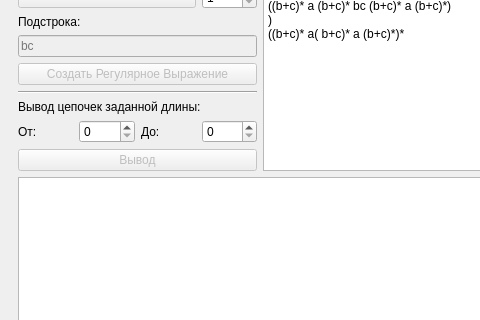
Old version of the form TyaP_CourseWork/mainwindow.ui in the repository LetsOffBrains/QtProj; both pictures show x 0 to 480 and y 139 to 459 of the 800 by 600 pixel window.
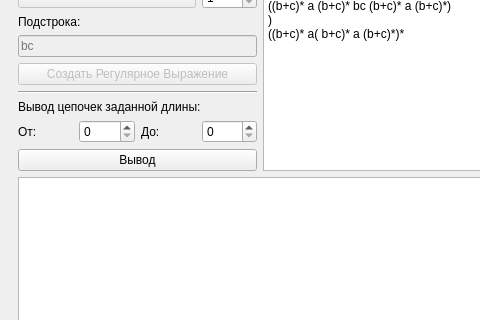
New version of the form.

The edit to the form file:
```diff
--- a/TyaP_CourseWork/mainwindow.ui
+++ b/TyaP_CourseWork/mainwindow.ui
@@ -135,7 +135,7 @@
      <item row="11" column="0" colspan="4">
       <widget class="QPushButton" name="pbOutput">
        <property name="enabled">
-        <bool>false</bool>
+        <bool>true</bool>
        </property>
        <property name="toolTip">
         <string>Выводит цепочки заданой длины на основе регулярного выражения</string>
```
